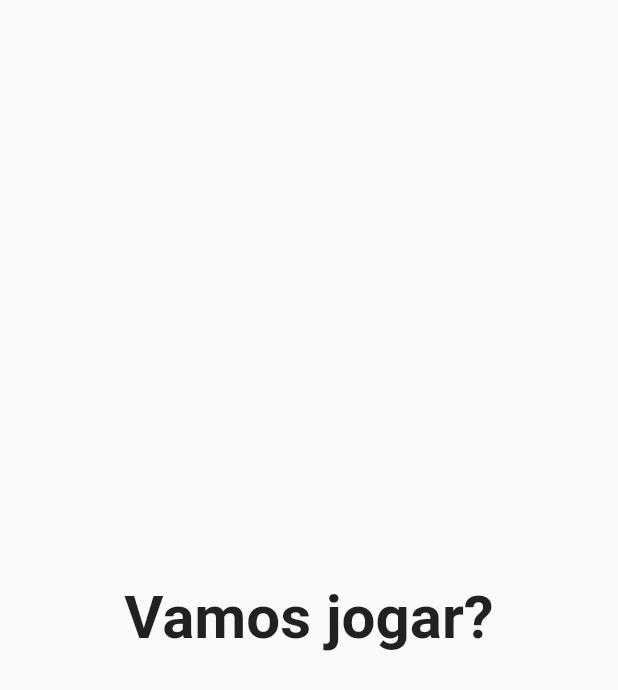
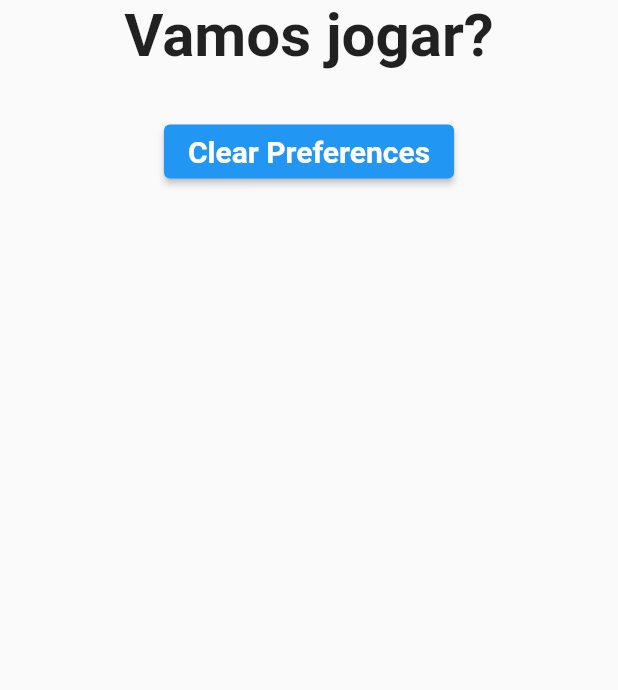
Before and after one commit to danilovalerio/forca, a Flutter app: the screen it shows after launch, after a tap on "Avançar", on a phone screen of 412 x 824 dp. Shown: the top 690 px of the screen. Run offline on Flutter 3.47's test engine with Material 2 defaults, Android fonts, the phone set to English and light mode, and no system bars; our stand-ins replace shared_preferences.

Commit message:
clearPreferences com botao

```diff
--- a/lib/main.dart
+++ b/lib/main.dart
@@ -17,6 +17,7 @@ class ForcaApp extends StatelessWidget {
         primarySwatch: Colors.blue,
         backgroundColor: Colors.green,
       ),
+      debugShowCheckedModeBanner: false,
       home: const ForcaHomePage(),
     );
   }
--- a/lib/routes/home_route.dart
+++ b/lib/routes/home_route.dart
@@ -1,4 +1,5 @@
 import 'package:flutter/material.dart';
+import 'package:forca/shared_preferences/app_preferences.dart';
 
 class HomeRoute extends StatefulWidget {
   const HomeRoute({Key? key}) : super(key: key);
@@ -19,7 +20,7 @@ class _HomeRouteState extends State<HomeRoute> {
     return Scaffold(
         body: Container(
           width: double.infinity,
-          child: Stack(
+          child: Column(
             children: <Widget>[
               Align(
                 alignment: Alignment.center,
@@ -30,7 +31,26 @@ class _HomeRouteState extends State<HomeRoute> {
                     fontWeight: FontWeight.bold,
                   ),
                 ),
-              )
+              ),
+              Align(
+                alignment: Alignment.center,
+                child: SizedBox(height: 30, width: 30),
+              ),
+              Align(
+                alignment: Alignment.center,
+                child: ElevatedButton(
+                  onPressed: () async {
+                    AppPreferences.clearPreferences();
+                  },
+                  child: Text(
+                    'Clear Preferences',
+                    style: TextStyle(
+                      fontSize: 20,
+                      fontWeight: FontWeight.bold,
+                    ),
+                  ),
+                ),
+              ),
             ],
           ),
         )
--- a/lib/routes/splash_screen_route.dart
+++ b/lib/routes/splash_screen_route.dart
@@ -1,7 +1,9 @@
 import 'dart:async';
 
 import 'package:flutter/material.dart';
+import 'package:forca/routes/home_route.dart';
 import 'package:forca/routes/welcome_route.dart';
+import 'package:forca/shared_preferences/app_preferences.dart';
 import '../widgets/circular_image_widget.dart';
 
 class SplashScreenRoute extends StatefulWidget {
@@ -18,10 +20,17 @@ class _SplashScreenRouteState extends State<SplashScreenRoute> {
 
     ///Temporizador que após 3 segundos promoverá a navegação para uma nova rota
     Timer(Duration(seconds: 3), () {
-      Navigator.push(
-          context,
-          MaterialPageRoute(builder: (context) => WelcomeRoute()),
-      );
+
+      ///Lê o welcomeRead e passa o result para navegacao assincrono nao recomendado
+      // AppPreferences.getWelcomeRead().then((status) {
+      //   _whereToNavigate(welcomeRead: status);
+      // });
+
+      WidgetsBinding.instance!.addPostFrameCallback((_) {
+        AppPreferences.getWelcomeRead().then((status) {
+          _whereToNavigate(welcomeRead: status);
+        });
+      });
     });
   }
 
@@ -55,4 +64,14 @@ class _SplashScreenRouteState extends State<SplashScreenRoute> {
       ],
     );
   }
+
+  ///Metodo de navegacao que recebe o welcomeRead
+  _whereToNavigate({required bool welcomeRead}) {
+    if (welcomeRead)
+      Navigator.push(
+          context, MaterialPageRoute(builder: (context) => HomeRoute()));
+    else
+      Navigator.push(
+          context, MaterialPageRoute(builder: (context) => WelcomeRoute()));
+  }
 }
--- a/lib/shared_preferences/app_preferences.dart
+++ b/lib/shared_preferences/app_preferences.dart
@@ -12,4 +12,9 @@ class AppPreferences {
     final SharedPreferences prefs = await SharedPreferences.getInstance();
     return prefs.getBool(kWelcomeRead) ?? false;
   }
+
+  static clearPreferences() async {
+    final SharedPreferences prefs = await SharedPreferences.getInstance();
+    return prefs.clear();
+  }
 }
```
